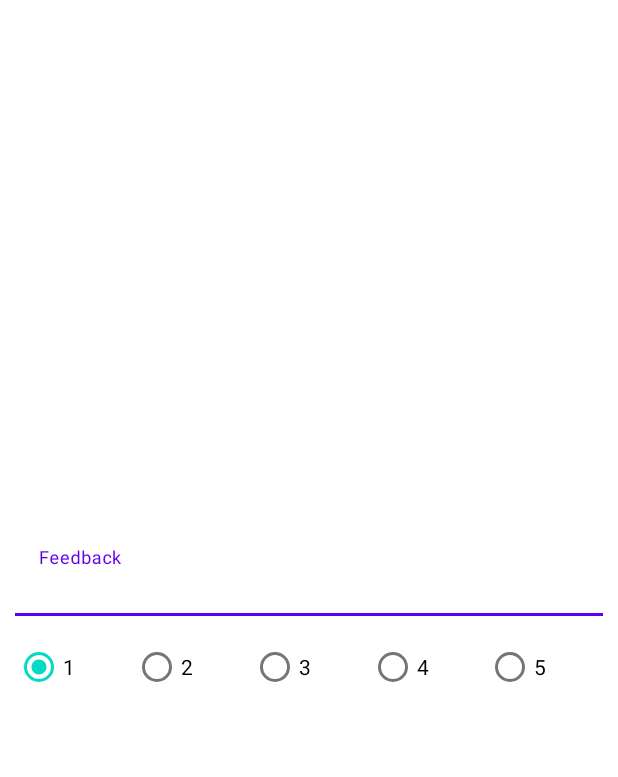
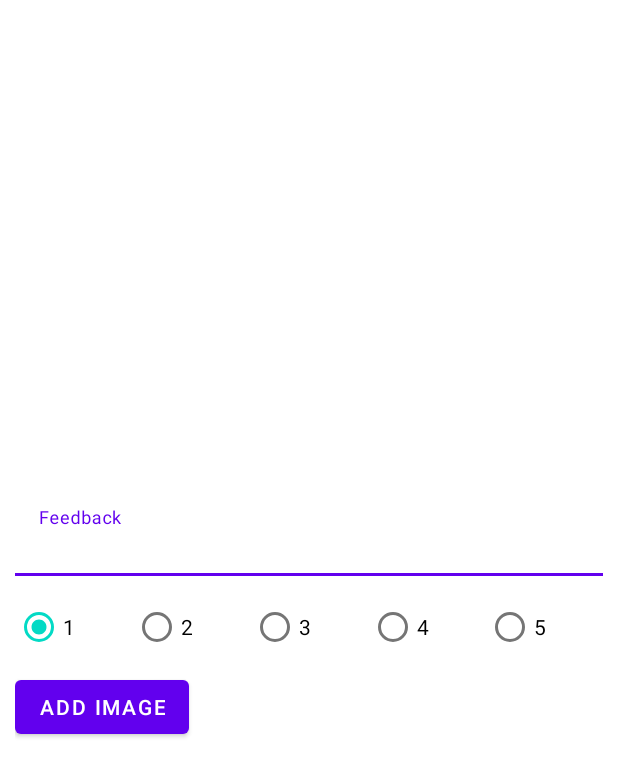
Before and after one commit to divanshurox/local-buddy-android, an Android app: the layout feedback_dialog.xml on its own in the app's theme, with its tools: preview values and no code run, on a phone screen of 412 x 824 dp. Shown: the top 777 px of the screen. Run offline under Robolectric (Android 15) with nearby library versions, the phone set to English and light mode, and no system bars; Roboto replaces fonts that are not available here.

Commit message:
added feedback images

```diff
--- a/api/src/main/java/com/example/api/models/entity/Feedback.kt
+++ b/api/src/main/java/com/example/api/models/entity/Feedback.kt
@@ -24,4 +24,6 @@ data class Feedback(
     val updatedAt: String,
     @Json(name = "createdAt")
     val createdAt: String,
+    @Json(name = "feedbackImg")
+    val feedbackImg: String?
 )
--- a/api/src/main/java/com/example/api/models/request/AddFeedbackRequest.kt
+++ b/api/src/main/java/com/example/api/models/request/AddFeedbackRequest.kt
@@ -18,4 +18,6 @@ data class AddFeedbackRequest(
     val userAvatar: String,
     @Json(name = "productId")
     val productId: String,
+    @Json(name = "feedbackImg")
+    val feedbackImg: String?
 )
--- a/app/build.gradle
+++ b/app/build.gradle
@@ -61,6 +61,7 @@ dependencies {
     implementation platform('com.google.firebase:firebase-bom:29.0.1')
     implementation 'com.google.firebase:firebase-analytics-ktx'
     implementation 'com.google.firebase:firebase-auth-ktx'
+    implementation 'com.google.firebase:firebase-storage-ktx:20.0.0'
     testImplementation 'junit:junit:4.+'
     androidTestImplementation 'androidx.test.ext:junit:1.1.2'
     androidTestImplementation 'androidx.test.espresso:espresso-core:3.3.0'
@@ -70,4 +71,5 @@ dependencies {
     implementation 'androidx.legacy:legacy-support-v4:1.0.0'
     implementation 'pl.droidsonroids.gif:android-gif-drawable:1.2.23'
     implementation 'com.razorpay:checkout:1.6.12'
+    implementation 'com.github.dhaval2404:imagepicker:2.1'
 }
--- a/app/src/main/java/com/example/localbuddy/data/ProductsRepo.kt
+++ b/app/src/main/java/com/example/localbuddy/data/ProductsRepo.kt
@@ -24,10 +24,11 @@ object ProductsRepo {
         userAvatar: String,
         productId: String,
         feedback: String,
-        rating: Int
+        rating: Int,
+        feedbackImg: String?
     ) = BaseRepo.safeApiCall {
         api.addFeedback(
-            AddFeedbackRequest(feedback, rating, userId, username, userAvatar, productId)
+            AddFeedbackRequest(feedback, rating, userId, username, userAvatar, productId, feedbackImg)
         )
     }
 
--- a/app/src/main/java/com/example/localbuddy/ui/product/ProductViewModel.kt
+++ b/app/src/main/java/com/example/localbuddy/ui/product/ProductViewModel.kt
@@ -48,11 +48,12 @@ class ProductViewModel : ViewModel() {
         userAvatar: String,
         feedback: String,
         rating: Int,
-        productId: String
+        productId: String,
+        feedbackImg: String?
     ) {
         viewModelScope.launch {
             try {
-                ProductsRepo.addFeedback(userId, username, userAvatar, productId, feedback, rating)
+                ProductsRepo.addFeedback(userId, username, userAvatar, productId, feedback, rating,feedbackImg)
             } catch (e: Exception) {
                 Log.d("OrdersViewModel", "${e.message}")
             }
--- a/app/src/main/res/layout/feedback_dialog.xml
+++ b/app/src/main/res/layout/feedback_dialog.xml
@@ -11,9 +11,9 @@
     <com.google.android.material.textfield.TextInputLayout
         android:layout_width="match_parent"
         android:layout_height="wrap_content"
+        android:layout_marginBottom="10dp"
         android:hint="Feedback"
-        app:boxBackgroundColor="@color/white"
-        android:layout_marginBottom="10dp">
+        app:boxBackgroundColor="@color/white">
 
         <com.google.android.material.textfield.TextInputEditText
             android:id="@+id/feedbackEditText"
@@ -66,11 +66,20 @@
             android:text="5" />
     </RadioGroup>
 
-    <!--    <Button-->
-    <!--        android:id="@+id/add_feedback"-->
-    <!--        android:layout_width="wrap_content"-->
-    <!--        android:layout_height="wrap_content"-->
-    <!--        android:text="Submit"/>-->
+    <com.google.android.material.button.MaterialButton
+        android:id="@+id/addImage"
+        android:layout_marginTop="5dp"
+        android:layout_width="wrap_content"
+        android:layout_height="wrap_content"
+        android:layout_gravity="start"
+        android:text="add image"/>
 
+    <ImageView
+        android:id="@+id/feedback_image"
+        android:layout_width="match_parent"
+        android:layout_height="100dp"
+        android:scaleType="center"
+        android:visibility="gone"
+        android:layout_marginTop="5dp"/>
 
 </LinearLayout>
--- a/build.gradle
+++ b/build.gradle
@@ -25,6 +25,7 @@ allprojects {
     repositories {
         google()
         mavenCentral()
+        maven { url "https://jitpack.io" }
     }
 }
 
```
Also changed, not shown: app/src/main/java/com/example/localbuddy/ui/product/FeedbacksListAdapter.kt (+13 -5 lines), app/src/main/java/com/example/localbuddy/ui/product/ProductFragment.kt (+107 -27 lines), app/src/main/res/layout/list_item_feedback.xml (+9 -0 lines), 1 other file.
